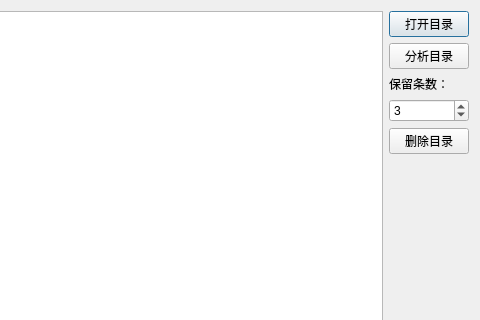
qq994865664/hirstory_dir_delete, file HistoryDIrTool/HistoryDIrTool.ui: the form before one commit; both pictures show x 303 to 783 and y 0 to 320 of the 783 by 432 pixel window.
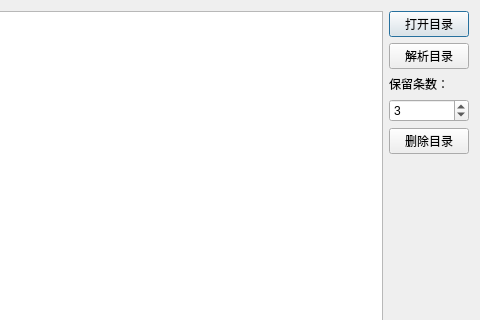
The form after the commit.

Commit message: add multi thread to working parse and delete directory, add QTimer to update ui, add chinese to show operation log

```diff
--- a/HistoryDIrTool/HistoryDIrTool.ui
+++ b/HistoryDIrTool/HistoryDIrTool.ui
@@ -29,7 +29,7 @@
      <item>
       <widget class="QPushButton" name="btnParse">
        <property name="text">
-        <string>分析目录</string>
+        <string>解析目录</string>
        </property>
       </widget>
      </item>
```
The commit also changes 2 other files.
